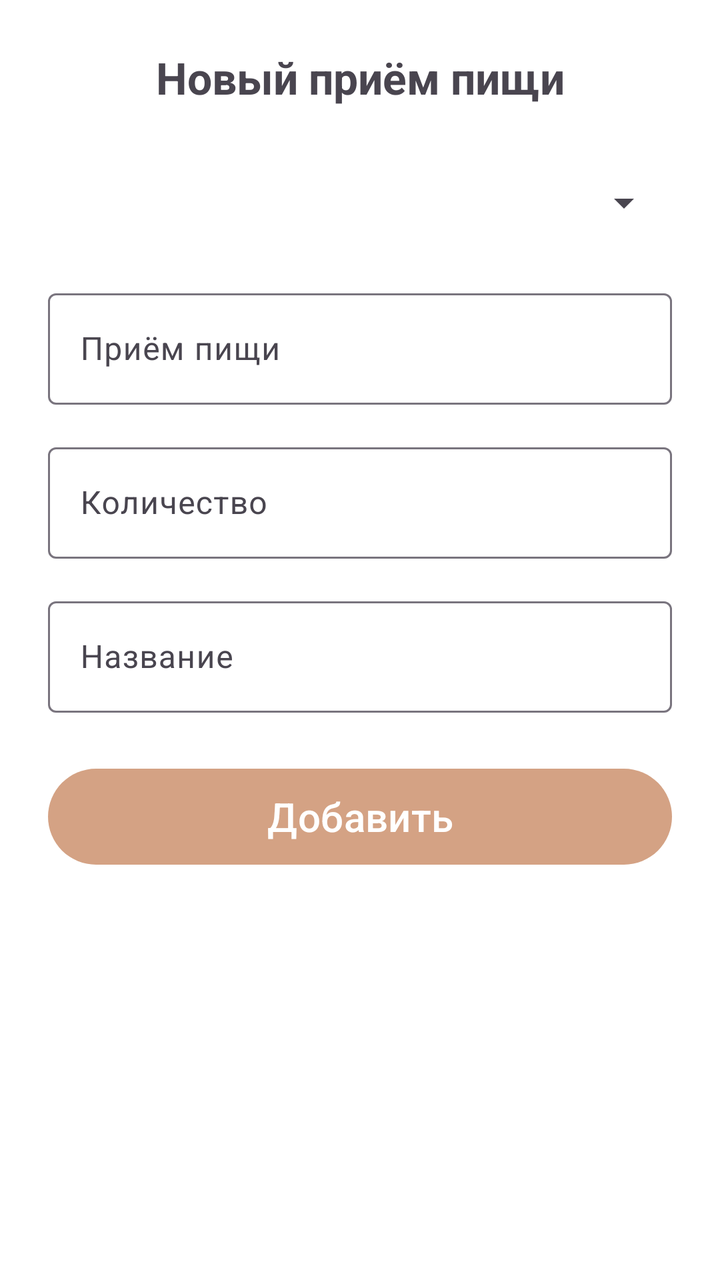
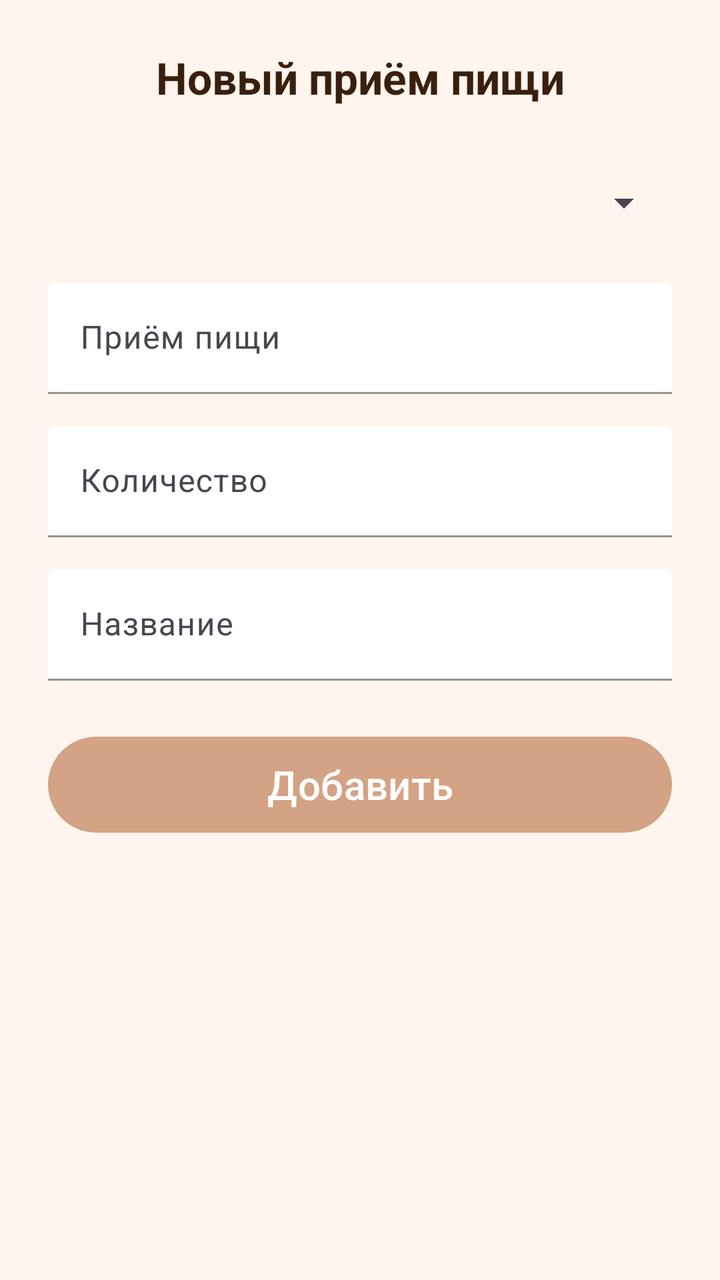

The first picture is an Android layout as it rendered before a commit; the second is the same layout after the commit. The layout source and the unified diff follow.
<!-- AndroidManifest.xml: application theme Theme.MyPet -->
<!-- res/layout/dialog_add_meal.xml -->
<?xml version="1.0" encoding="utf-8"?>
<LinearLayout xmlns:android="http://schemas.android.com/apk/res/android"
    xmlns:app="http://schemas.android.com/apk/res-auto"
    android:layout_width="match_parent"
    android:layout_height="wrap_content"
    android:background="#FFFFFF"
    android:orientation="vertical"
    android:padding="24dp">

    <TextView
        android:layout_width="match_parent"
        android:layout_height="wrap_content"
        android:layout_marginBottom="24dp"
        android:gravity="center"
        android:text="Новый приём пищи"
        android:textSize="22sp"
        android:textStyle="bold" />


    <Spinner
        android:id="@+id/rgMealType"
        android:layout_width="match_parent"
        android:layout_height="48dp"
        android:layout_marginBottom="16dp" />


    <com.google.android.material.textfield.TextInputLayout
        android:layout_width="match_parent"
        android:layout_height="wrap_content"
        android:layout_marginBottom="16dp">

        <com.google.android.material.textfield.TextInputEditText
            android:id="@+id/etMealTitle"
            android:layout_width="match_parent"
            android:layout_height="wrap_content"
            android:hint="Приём пищи" />
    </com.google.android.material.textfield.TextInputLayout>


    <com.google.android.material.textfield.TextInputLayout
        android:layout_width="match_parent"
        android:layout_height="wrap_content"
        android:layout_marginBottom="16dp">

        <com.google.android.material.textfield.TextInputEditText
            android:id="@+id/etAmount"
            android:layout_width="match_parent"
            android:layout_height="wrap_content"
            android:hint="Количество"
            android:inputType="text" />
    </com.google.android.material.textfield.TextInputLayout>


    <com.google.android.material.textfield.TextInputLayout
        android:layout_width="match_parent"
        android:layout_height="wrap_content"
        android:layout_marginBottom="24dp">

        <com.google.android.material.textfield.TextInputEditText
            android:id="@+id/etComment"
            android:layout_width="match_parent"
            android:layout_height="wrap_content"
            android:hint="Название" />
    </com.google.android.material.textfield.TextInputLayout>

    <Button
        android:id="@+id/btnSaveMeal"
        android:layout_width="match_parent"
        android:layout_height="56dp"
        android:text="Добавить"
        android:textColor="#FFFFFF"
        android:textSize="20sp"
        app:backgroundTint="#D4A284" />

</LinearLayout>
<!-- resources referenced by this layout -->
<resources>
  <style name="Theme.MyPet" parent="Base.Theme.MyPet" />
  <style name="Base.Theme.MyPet" parent="Theme.Material3.DayNight.NoActionBar">
          
          
      </style>
</resources>

<!-- the commit's change to res/layout/dialog_add_meal.xml (unified diff, before → after) -->
@@ -3,7 +3,7 @@
     xmlns:app="http://schemas.android.com/apk/res-auto"
     android:layout_width="match_parent"
     android:layout_height="wrap_content"
-    android:background="#FFFFFF"
+    android:background="#FFF5EE"
     android:orientation="vertical"
     android:padding="24dp">
 
@@ -13,6 +13,7 @@
         android:layout_marginBottom="24dp"
         android:gravity="center"
         android:text="Новый приём пищи"
+        android:textColor="#3A1F0F"
         android:textSize="22sp"
         android:textStyle="bold" />
 
@@ -21,13 +22,18 @@
         android:id="@+id/rgMealType"
         android:layout_width="match_parent"
         android:layout_height="48dp"
-        android:layout_marginBottom="16dp" />
+        android:layout_marginBottom="16dp"
+        android:textColor="#3A1F0F"/>
 
 
     <com.google.android.material.textfield.TextInputLayout
         android:layout_width="match_parent"
         android:layout_height="wrap_content"
-        android:layout_marginBottom="16dp">
+        android:layout_marginBottom="16dp"
+        app:boxStrokeColor="#D4A284"
+        app:boxBackgroundMode="filled"
+        app:boxBackgroundColor="#FFFFFF"
+        app:hintTextColor="#8B4513">
 
         <com.google.android.material.textfield.TextInputEditText
             android:id="@+id/etMealTitle"
@@ -40,7 +46,11 @@
     <com.google.android.material.textfield.TextInputLayout
         android:layout_width="match_parent"
         android:layout_height="wrap_content"
-        android:layout_marginBottom="16dp">
+        android:layout_marginBottom="16dp"
+        app:boxStrokeColor="#D4A284"
+        app:boxBackgroundMode="filled"
+        app:boxBackgroundColor="#FFFFFF"
+        app:hintTextColor="#8B4513">
 
         <com.google.android.material.textfield.TextInputEditText
             android:id="@+id/etAmount"
@@ -54,7 +64,11 @@
     <com.google.android.material.textfield.TextInputLayout
         android:layout_width="match_parent"
         android:layout_height="wrap_content"
-        android:layout_marginBottom="24dp">
+        android:layout_marginBottom="24dp"
+        app:boxStrokeColor="#D4A284"
+        app:boxBackgroundMode="filled"
+        app:boxBackgroundColor="#FFFFFF"
+        app:hintTextColor="#8B4513">
 
         <com.google.android.material.textfield.TextInputEditText
             android:id="@+id/etComment"
